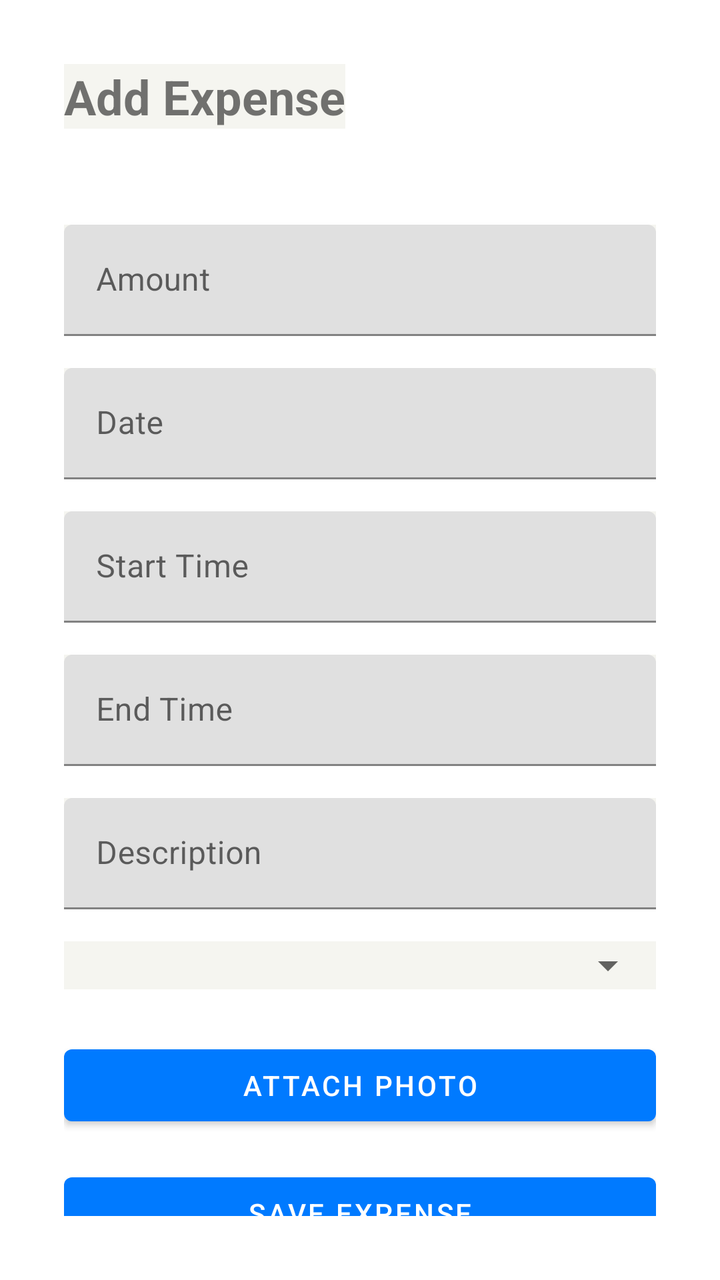
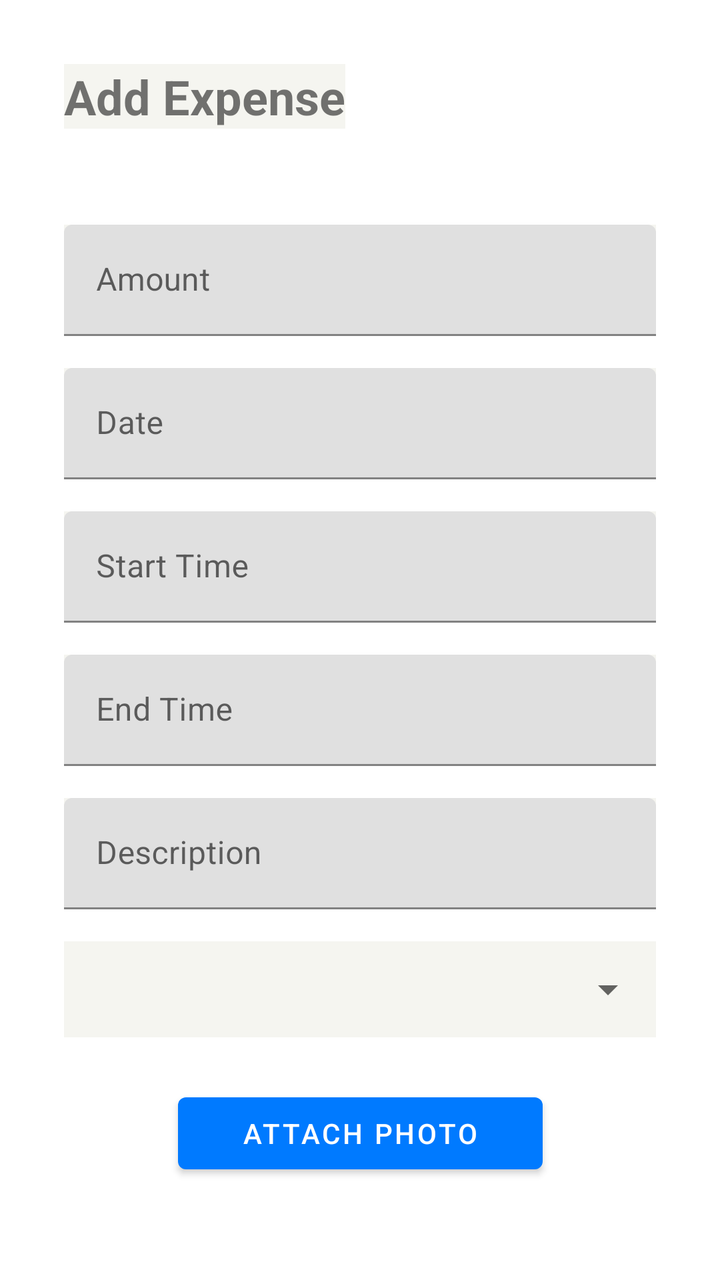

An Android layout rendered at two revisions. The XML below is the earlier revision; the diff shows what the commit changed to produce the second picture.
<!-- AndroidManifest.xml: application theme Theme.HarmonieBudgetAppKt -->
<!-- res/layout/activity_expense.xml -->
<?xml version="1.0" encoding="utf-8"?>
<androidx.constraintlayout.widget.ConstraintLayout
    xmlns:android="http://schemas.android.com/apk/res/android"
    xmlns:app="http://schemas.android.com/apk/res-auto"
    android:layout_width="match_parent"
    android:layout_height="match_parent"
    android:padding="32dp"
    android:background="@color/white">

    <TextView
        android:id="@+id/tv_expense_title"
        android:layout_width="wrap_content"
        android:layout_height="wrap_content"
        android:text="@string/add_expense"
        android:textSize="24sp"
        android:textStyle="bold"
        app:layout_constraintTop_toTopOf="parent"
        app:layout_constraintStart_toStartOf="parent" />

    <com.google.android.material.textfield.TextInputLayout
        android:id="@+id/til_amount"
        android:layout_width="0dp"
        android:layout_height="wrap_content"
        android:layout_marginTop="48dp"
        app:layout_constraintTop_toBottomOf="@id/tv_expense_title"
        app:layout_constraintStart_toStartOf="parent"
        app:layout_constraintEnd_toEndOf="parent">

        <com.google.android.material.textfield.TextInputEditText
            android:id="@+id/et_amount"
            android:layout_width="match_parent"
            android:layout_height="wrap_content"
            android:hint="@string/hint_amount"
            android:inputType="numberDecimal" />
    </com.google.android.material.textfield.TextInputLayout>

    <com.google.android.material.textfield.TextInputLayout
        android:id="@+id/til_date"
        android:layout_width="0dp"
        android:layout_height="wrap_content"
        android:layout_marginTop="16dp"
        app:layout_constraintTop_toBottomOf="@id/til_amount"
        app:layout_constraintStart_toStartOf="parent"
        app:layout_constraintEnd_toEndOf="parent">

        <com.google.android.material.textfield.TextInputEditText
            android:id="@+id/et_date"
            android:layout_width="match_parent"
            android:layout_height="wrap_content"
            android:hint="@string/hint_date"
            android:focusable="true"
            android:clickable="true" />
    </com.google.android.material.textfield.TextInputLayout>

    <com.google.android.material.textfield.TextInputLayout
        android:id="@+id/til_start_time"
        android:layout_width="0dp"
        android:layout_height="wrap_content"
        android:layout_marginTop="16dp"
        app:layout_constraintTop_toBottomOf="@id/til_date"
        app:layout_constraintStart_toStartOf="parent"
        app:layout_constraintEnd_toEndOf="parent">

        <com.google.android.material.textfield.TextInputEditText
            android:id="@+id/et_start_time"
            android:layout_width="match_parent"
            android:layout_height="wrap_content"
            android:hint="@string/hint_start_time"
            android:focusable="true"
            android:clickable="true" />
    </com.google.android.material.textfield.TextInputLayout>

    <com.google.android.material.textfield.TextInputLayout
        android:id="@+id/til_end_time"
        android:layout_width="0dp"
        android:layout_height="wrap_content"
        android:layout_marginTop="16dp"
        app:layout_constraintTop_toBottomOf="@id/til_start_time"
        app:layout_constraintStart_toStartOf="parent"
        app:layout_constraintEnd_toEndOf="parent">

        <com.google.android.material.textfield.TextInputEditText
            android:id="@+id/et_end_time"
            android:layout_width="match_parent"
            android:layout_height="wrap_content"
            android:hint="@string/hint_end_time"
            android:focusable="true"
            android:clickable="true" />
    </com.google.android.material.textfield.TextInputLayout>

    <com.google.android.material.textfield.TextInputLayout
        android:id="@+id/til_description"
        android:layout_width="0dp"
        android:layout_height="wrap_content"
        android:layout_marginTop="16dp"
        app:layout_constraintTop_toBottomOf="@id/til_end_time"
        app:layout_constraintStart_toStartOf="parent"
        app:layout_constraintEnd_toEndOf="parent">

        <com.google.android.material.textfield.TextInputEditText
            android:id="@+id/et_description"
            android:layout_width="match_parent"
            android:layout_height="wrap_content"
            android:hint="@string/hint_description" />
    </com.google.android.material.textfield.TextInputLayout>

    <com.google.android.material.textfield.TextInputLayout
        android:id="@+id/til_category"
        android:layout_width="0dp"
        android:layout_height="wrap_content"
        android:layout_marginTop="16dp"
        app:layout_constraintTop_toBottomOf="@id/til_description"
        app:layout_constraintStart_toStartOf="parent"
        app:layout_constraintEnd_toEndOf="parent">

        <Spinner
            android:id="@+id/spinner_category"
            android:layout_width="match_parent"
            android:layout_height="wrap_content" />
    </com.google.android.material.textfield.TextInputLayout>

    <Button
        android:id="@+id/btn_attach_photo"
        android:layout_width="0dp"
        android:layout_height="wrap_content"
        android:text="@string/btn_attach_photo"
        android:layout_marginTop="24dp"
        app:layout_constraintTop_toBottomOf="@id/til_category"
        app:layout_constraintStart_toStartOf="parent"
        app:layout_constraintEnd_toEndOf="parent" />

    <Button
        android:id="@+id/btn_save_expense"
        android:layout_width="0dp"
        android:layout_height="wrap_content"
        android:text="@string/btn_save_expense"
        android:layout_marginTop="16dp"
        app:layout_constraintTop_toBottomOf="@id/btn_attach_photo"
        app:layout_constraintStart_toStartOf="parent"
        app:layout_constraintEnd_toEndOf="parent" />

    <Button
        android:id="@+id/btn_return_home"
        android:layout_width="0dp"
        android:layout_height="wrap_content"
        android:text="@string/return_home"
        android:layout_marginTop="16dp"
        app:layout_constraintTop_toBottomOf="@id/btn_save_expense"
        app:layout_constraintStart_toStartOf="parent"
        app:layout_constraintEnd_toEndOf="parent" />

</androidx.constraintlayout.widget.ConstraintLayout>
<!-- resources referenced by this layout -->
<resources>
  <color name="white">#FFFFFFFF</color>
  <string name="add_expense">Add Expense</string>
  <string name="btn_attach_photo">Attach Photo</string>
  <string name="btn_save_expense">Save Expense</string>
  <string name="hint_amount">Amount</string>
  <string name="hint_date">Date</string>
  <string name="hint_description">Description</string>
  <string name="hint_end_time">End Time</string>
  <string name="hint_start_time">Start Time</string>
  <string name="return_home">Return Home</string>
  <style name="Theme.HarmonieBudgetAppKt" parent="Theme.MaterialComponents.DayNight.NoActionBar">
          <item name="colorPrimary">#007AFF</item>
          <item name="colorPrimaryVariant">#007AFF</item>
          <item name="colorOnPrimary">#FFFFFF</item>
          <item name="colorSecondary">#34C759</item>
          <item name="colorOnSecondary">#FFFFFF</item>
          <item name="android:statusBarColor">#F5F5F0</item>
          <item name="android:windowLightStatusBar">true</item>
          <item name="android:background">#F5F5F0</item>
      </style>
</resources>

<!-- the commit's change to res/layout/activity_expense.xml (unified diff, before → after) -->
@@ -31,7 +31,8 @@
             android:layout_width="match_parent"
             android:layout_height="wrap_content"
             android:hint="@string/hint_amount"
-            android:inputType="numberDecimal" />
+            android:inputType="numberDecimal"
+            android:textColor="@android:color/black" />
     </com.google.android.material.textfield.TextInputLayout>
 
     <com.google.android.material.textfield.TextInputLayout
@@ -49,7 +50,8 @@
             android:layout_height="wrap_content"
             android:hint="@string/hint_date"
             android:focusable="true"
-            android:clickable="true" />
+            android:clickable="true"
+            android:textColor="@android:color/black" />
     </com.google.android.material.textfield.TextInputLayout>
 
     <com.google.android.material.textfield.TextInputLayout
@@ -67,7 +69,8 @@
             android:layout_height="wrap_content"
             android:hint="@string/hint_start_time"
             android:focusable="true"
-            android:clickable="true" />
+            android:clickable="true"
+            android:textColor="@android:color/black" />
     </com.google.android.material.textfield.TextInputLayout>
 
     <com.google.android.material.textfield.TextInputLayout
@@ -85,7 +88,8 @@
             android:layout_height="wrap_content"
             android:hint="@string/hint_end_time"
             android:focusable="true"
-            android:clickable="true" />
+            android:clickable="true"
+            android:textColor="@android:color/black" />
     </com.google.android.material.textfield.TextInputLayout>
 
     <com.google.android.material.textfield.TextInputLayout
@@ -101,7 +105,8 @@
             android:id="@+id/et_description"
             android:layout_width="match_parent"
             android:layout_height="wrap_content"
-            android:hint="@string/hint_description" />
+            android:hint="@string/hint_description"
+            android:textColor="@android:color/black" />
     </com.google.android.material.textfield.TextInputLayout>
 
     <com.google.android.material.textfield.TextInputLayout
@@ -116,14 +121,18 @@
         <Spinner
             android:id="@+id/spinner_category"
             android:layout_width="match_parent"
-            android:layout_height="wrap_content" />
+            android:layout_height="wrap_content"
+            android:minHeight="48dp" />
     </com.google.android.material.textfield.TextInputLayout>
 
     <Button
         android:id="@+id/btn_attach_photo"
-        android:layout_width="0dp"
+        android:layout_width="wrap_content"
         android:layout_height="wrap_content"
         android:text="@string/btn_attach_photo"
+        android:minHeight="48dp"
+        android:paddingStart="32dp"
+        android:paddingEnd="32dp"
         android:layout_marginTop="24dp"
         app:layout_constraintTop_toBottomOf="@id/til_category"
         app:layout_constraintStart_toStartOf="parent"
@@ -131,9 +140,12 @@
 
     <Button
         android:id="@+id/btn_save_expense"
-        android:layout_width="0dp"
+        android:layout_width="wrap_content"
         android:layout_height="wrap_content"
         android:text="@string/btn_save_expense"
+        android:minHeight="48dp"
+        android:paddingStart="32dp"
+        android:paddingEnd="32dp"
         android:layout_marginTop="16dp"
         app:layout_constraintTop_toBottomOf="@id/btn_attach_photo"
         app:layout_constraintStart_toStartOf="parent"
@@ -141,9 +153,12 @@
 
     <Button
         android:id="@+id/btn_return_home"
-        android:layout_width="0dp"
+        android:layout_width="wrap_content"
         android:layout_height="wrap_content"
         android:text="@string/return_home"
+        android:minHeight="48dp"
+        android:paddingStart="32dp"
+        android:paddingEnd="32dp"
         android:layout_marginTop="16dp"
         app:layout_constraintTop_toBottomOf="@id/btn_save_expense"
         app:layout_constraintStart_toStartOf="parent"
